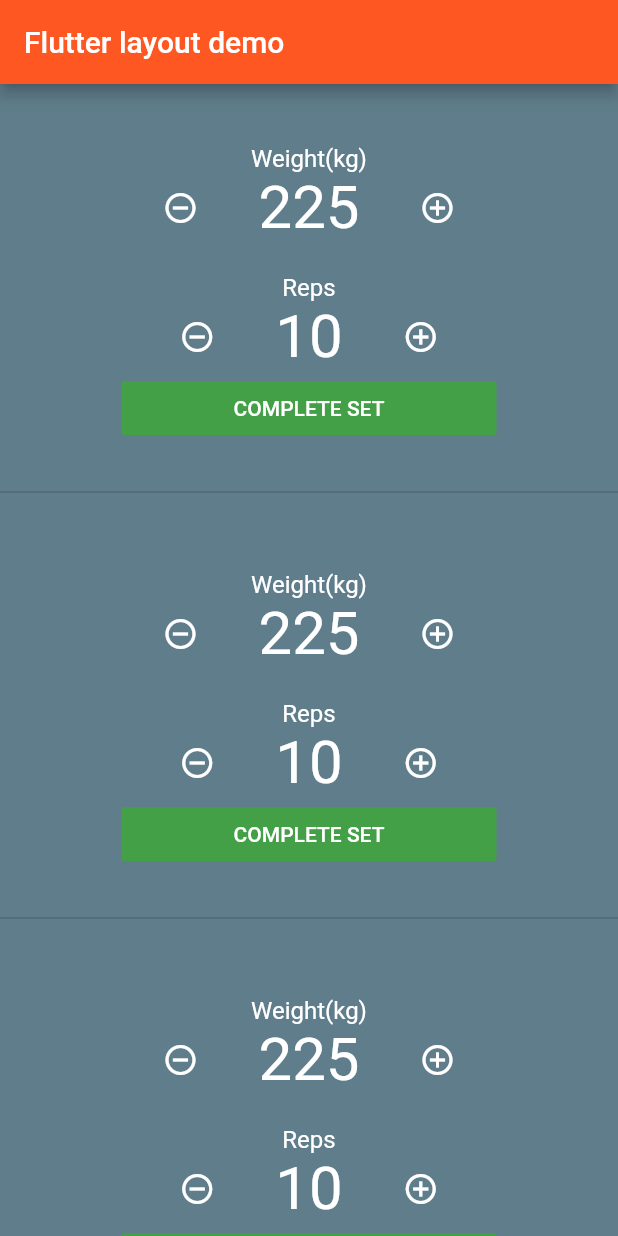
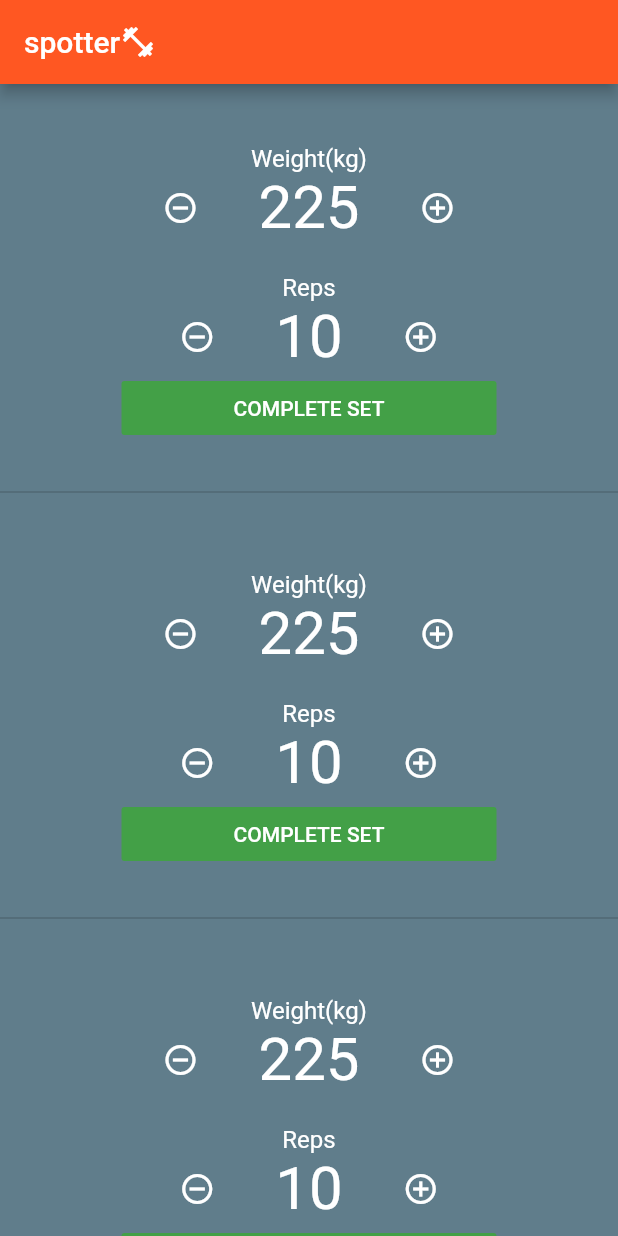
Before and after one commit to Gitvert/spotter, a Flutter app: the screen it shows after launch, on a phone screen of 412 x 824 dp. Run offline on Flutter 3.47's test engine with Material 2 defaults, Android fonts, the phone set to English and light mode, and no system bars.

Commit message:
Add an icon to the app bar

```diff
--- a/lib/main.dart
+++ b/lib/main.dart
@@ -9,11 +9,16 @@ class MyApp extends StatelessWidget {
   Widget build(BuildContext context) {
 
     return MaterialApp(
-      title: 'Flutter layout demo',
+      title: 'spotter',
       home: Scaffold(
         backgroundColor: Colors.blueGrey,
         appBar: AppBar(
-          title: Text('Flutter layout demo'),
+          title: Row(
+            children: [
+              Text('spotter'),
+              Icon(Icons.fitness_center),
+            ]
+          ),
           backgroundColor: Colors.deepOrange,
         ),
         body: ListView.separated(
```
